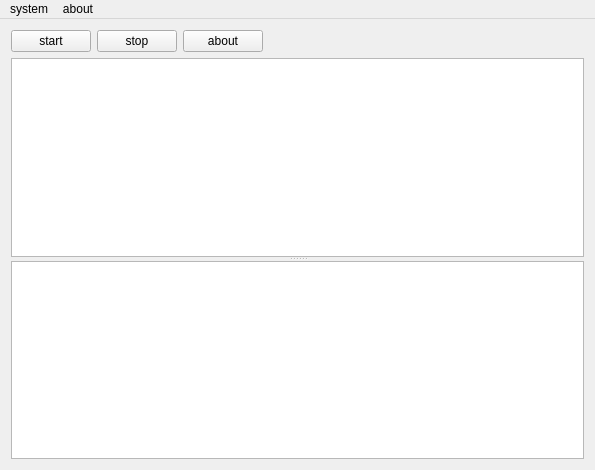
Before: the Qt Designer form mdsrv/mainwindow.ui in ssh352/qtctp-1, drawn with Qt 5.
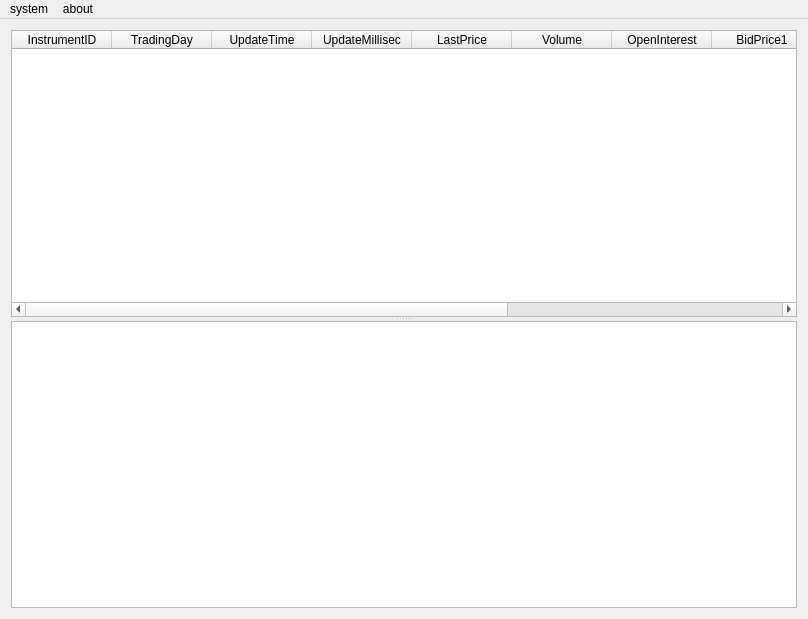
After: the same form once the commit is applied.

Patch:
```diff
--- a/mdsrv/mainwindow.ui
+++ b/mdsrv/mainwindow.ui
@@ -6,8 +6,8 @@
    <rect>
     <x>0</x>
     <y>0</y>
-    <width>595</width>
-    <height>470</height>
+    <width>808</width>
+    <height>619</height>
    </rect>
   </property>
   <property name="sizePolicy">
@@ -27,50 +27,71 @@
     </sizepolicy>
    </property>
    <layout class="QVBoxLayout" name="verticalLayout">
-    <item>
-     <layout class="QHBoxLayout" name="horizontalLayout" stretch="0,0,0,0">
-      <item>
-       <widget class="QPushButton" name="startButton">
-        <property name="text">
-         <string>start</string>
-        </property>
-       </widget>
-      </item>
-      <item>
-       <widget class="QPushButton" name="stopButton">
-        <property name="text">
-         <string>stop</string>
-        </property>
-       </widget>
-      </item>
-      <item>
-       <widget class="QPushButton" name="aboutButton">
-        <property name="text">
-         <string>about</string>
-        </property>
-       </widget>
-      </item>
-      <item>
-       <spacer name="horizontalSpacer">
-        <property name="orientation">
-         <enum>Qt::Horizontal</enum>
-        </property>
-        <property name="sizeHint" stdset="0">
-         <size>
-          <width>40</width>
-          <height>20</height>
-         </size>
-        </property>
-       </spacer>
-      </item>
-     </layout>
-    </item>
     <item>
      <widget class="QSplitter" name="splitter">
       <property name="orientation">
        <enum>Qt::Vertical</enum>
       </property>
-      <widget class="QTableWidget" name="tableWidget"/>
+      <widget class="QTableWidget" name="tableWidget">
+       <property name="rowCount">
+        <number>0</number>
+       </property>
+       <column>
+        <property name="text">
+         <string>InstrumentID</string>
+        </property>
+       </column>
+       <column>
+        <property name="text">
+         <string>TradingDay</string>
+        </property>
+       </column>
+       <column>
+        <property name="text">
+         <string>UpdateTime</string>
+        </property>
+       </column>
+       <column>
+        <property name="text">
+         <string>UpdateMillisec</string>
+        </property>
+       </column>
+       <column>
+        <property name="text">
+         <string>LastPrice</string>
+        </property>
+       </column>
+       <column>
+        <property name="text">
+         <string>Volume</string>
+        </property>
+       </column>
+       <column>
+        <property name="text">
+         <string>OpenInterest</string>
+        </property>
+       </column>
+       <column>
+        <property name="text">
+         <string>BidPrice1</string>
+        </property>
+       </column>
+       <column>
+        <property name="text">
+         <string>BidVolume1</string>
+        </property>
+       </column>
+       <column>
+        <property name="text">
+         <string>AskPrice1</string>
+        </property>
+       </column>
+       <column>
+        <property name="text">
+         <string>AskVolume1</string>
+        </property>
+       </column>
+      </widget>
       <widget class="QListWidget" name="listWidget"/>
      </widget>
     </item>
@@ -81,7 +102,7 @@
     <rect>
      <x>0</x>
      <y>0</y>
-     <width>595</width>
+     <width>808</width>
      <height>23</height>
     </rect>
    </property>
```
Left out of the diff: 70 changed lines with no effect on the pictures.
